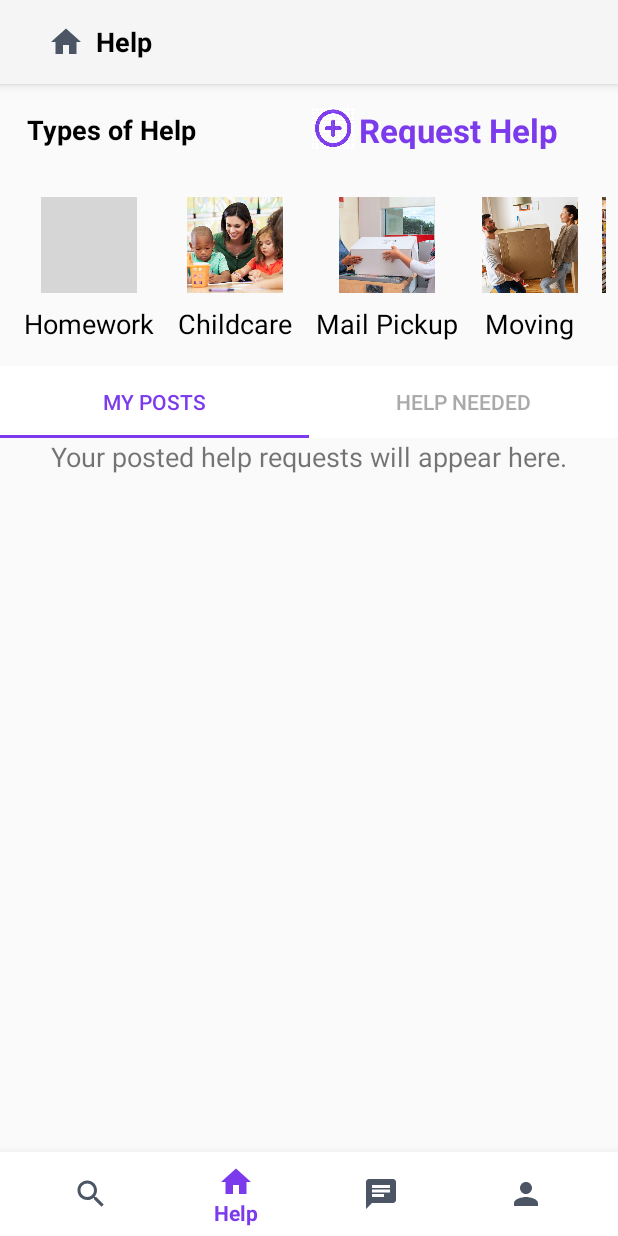
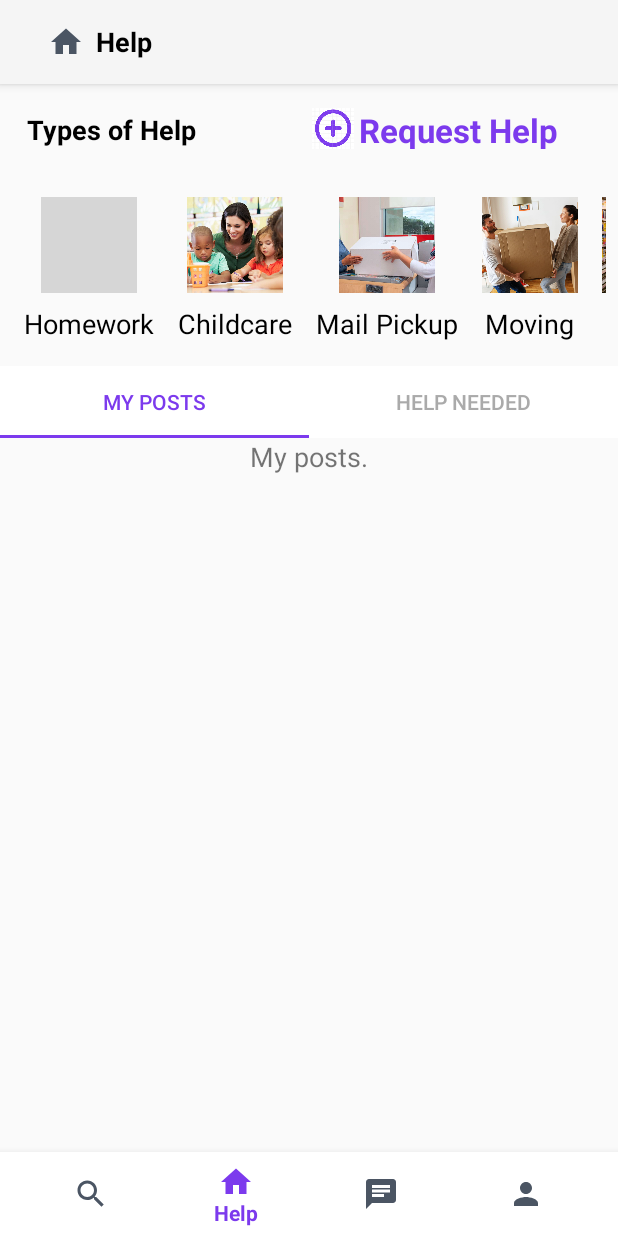
Before and after one commit to maidads/Neighborly, an Android app built with Jetpack Compose: the fragment HelpNeededFragment placed in its activity, item 2 of the bottom bar chosen, on a phone screen of 412 x 824 dp. Run offline under Robolectric (Android 15) with nearby library versions, the phone set to English and light mode, and no system bars; grey boxes are pictures that could not be loaded.

Commit message:
cleaning code

```diff
--- a/app/src/main/res/layout/fragment_help_needed.xml
+++ b/app/src/main/res/layout/fragment_help_needed.xml
@@ -7,7 +7,7 @@
     <TextView
         android:layout_width="wrap_content"
         android:layout_height="wrap_content"
-        android:text="All available help requests will appear here."
+        android:text="All help requests."
         android:layout_gravity="center"
         android:textSize="18sp"/>
 </LinearLayout>
--- a/app/src/main/res/layout/fragment_my_posts.xml
+++ b/app/src/main/res/layout/fragment_my_posts.xml
@@ -7,7 +7,7 @@
     <TextView
         android:layout_width="wrap_content"
         android:layout_height="wrap_content"
-        android:text="Your posted help requests will appear here."
+        android:text="My posts."
         android:layout_gravity="center"
         android:textSize="18sp"/>
 </LinearLayout>
```
